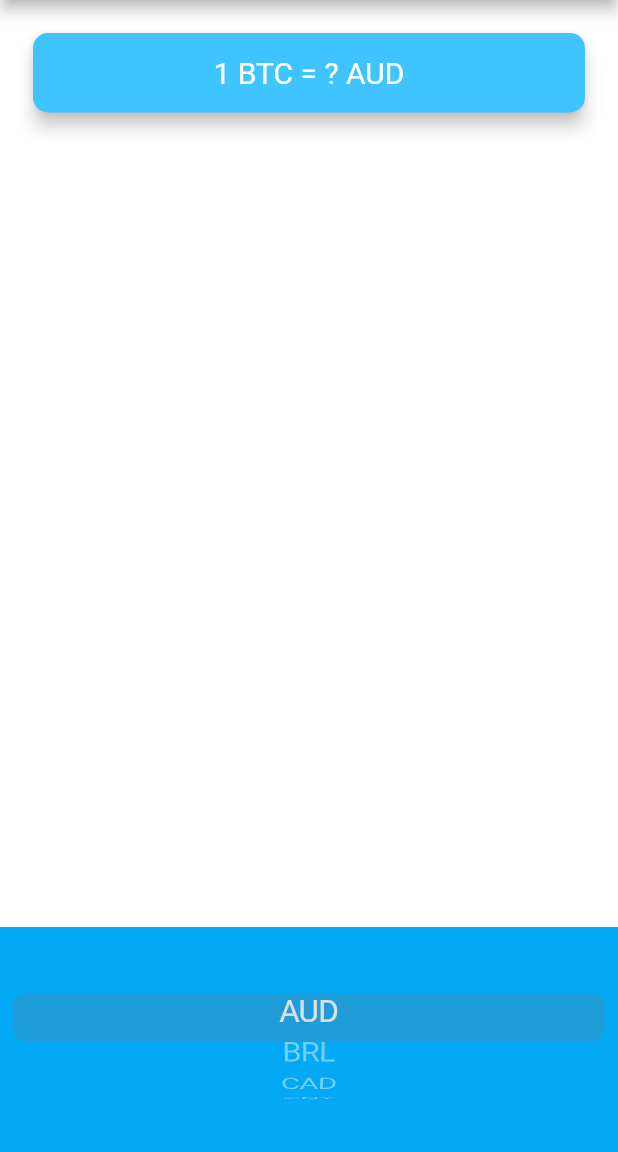
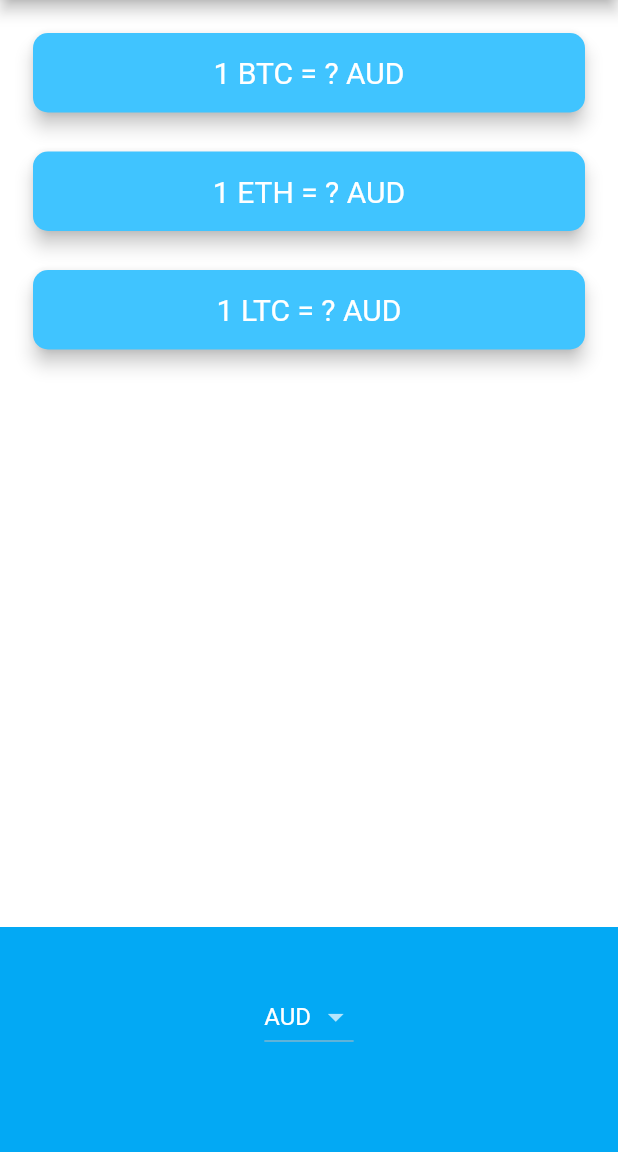
Before and after one commit to Ali-Abbas-Jumaa/bitcoin_ticker, a Flutter app: the screen it shows after launch, on a phone screen of 412 x 824 dp, the part 84-1236 px from its top. Run offline on Flutter 3.47's test engine with Material 2 defaults, Android fonts, the phone set to English and light mode, and no system bars; network calls fail.

Commit message:
getting exchage-rate for multi crypto-currency

```diff
--- a/lib/coin_data.dart
+++ b/lib/coin_data.dart
@@ -34,8 +34,8 @@ const coinAPIURL = 'https://rest.coinapi.io/v1/exchangerate';
 const apiKey = '6C261652-D645-426E-9E2D-B6C98FD3C7BD';
 
 class CoinData {
-  Future getCoinData(String currency) async {
-    String requestURL = '$coinAPIURL/BTC/$currency?apikey=$apiKey';
+  Future getCoinData(String currency, String cryptoCurrency) async {
+    String requestURL = '$coinAPIURL/$cryptoCurrency/$currency?apikey=$apiKey';
     http.Response response = await http.get(requestURL);
     if (response.statusCode == 200) {
       var decodedData = convert.jsonDecode(response.body);
--- a/lib/price_screen.dart
+++ b/lib/price_screen.dart
@@ -64,13 +64,19 @@ class _PriceScreenState extends State<PriceScreen> {
     return androidDropdown();
   }
 
-  String bitcoinValue = '?';
+  String btcValue = '?';
+  String ethValue = '?';
+  String ltcValue = '?';
 
   void getData(selectedCurrency) async {
     try {
-      double data = await CoinData().getCoinData(selectedCurrency);
+      double btc = await CoinData().getCoinData(selectedCurrency, 'BTC');
+      double eth = await CoinData().getCoinData(selectedCurrency, 'ETH');
+      double ltc = await CoinData().getCoinData(selectedCurrency, 'LTC');
       setState(() {
-        bitcoinValue = data.toStringAsFixed(0);
+        btcValue = btc.toStringAsFixed(0);
+        ethValue = eth.toStringAsFixed(0);
+        ltcValue = ltc.toStringAsFixed(0);
       });
     } catch (e) {
       print(e);
@@ -83,6 +89,30 @@ class _PriceScreenState extends State<PriceScreen> {
     getData(selectedCurrency);
   }
 
+  Widget currencyCard(String cryptoName, String currency) {
+    return Padding(
+      padding: EdgeInsets.fromLTRB(18.0, 18.0, 18.0, 0),
+      child: Card(
+        color: Colors.lightBlueAccent,
+        elevation: 5.0,
+        shape: RoundedRectangleBorder(
+          borderRadius: BorderRadius.circular(10.0),
+        ),
+        child: Padding(
+          padding: EdgeInsets.symmetric(vertical: 15.0, horizontal: 28.0),
+          child: Text(
+            '1 $cryptoName = $currency $selectedCurrency',
+            textAlign: TextAlign.center,
+            style: TextStyle(
+              fontSize: 20.0,
+              color: Colors.white,
+            ),
+          ),
+        ),
+      ),
+    );
+  }
+
   @override
   Widget build(BuildContext context) {
     return Scaffold(
@@ -93,33 +123,21 @@ class _PriceScreenState extends State<PriceScreen> {
         mainAxisAlignment: MainAxisAlignment.spaceBetween,
         crossAxisAlignment: CrossAxisAlignment.stretch,
         children: <Widget>[
-          Padding(
-            padding: EdgeInsets.fromLTRB(18.0, 18.0, 18.0, 0),
-            child: Card(
-              color: Colors.lightBlueAccent,
-              elevation: 5.0,
-              shape: RoundedRectangleBorder(
-                borderRadius: BorderRadius.circular(10.0),
-              ),
-              child: Padding(
-                padding: EdgeInsets.symmetric(vertical: 15.0, horizontal: 28.0),
-                child: Text(
-                  '1 BTC = $bitcoinValue $selectedCurrency',
-                  textAlign: TextAlign.center,
-                  style: TextStyle(
-                    fontSize: 20.0,
-                    color: Colors.white,
-                  ),
-                ),
-              ),
-            ),
+          Column(
+            mainAxisAlignment: MainAxisAlignment.start,
+            crossAxisAlignment: CrossAxisAlignment.stretch,
+            children: [
+              currencyCard("BTC", btcValue),
+              currencyCard("ETH", ethValue),
+              currencyCard("LTC", ltcValue),
+            ],
           ),
           Container(
             height: 150.0,
             alignment: Alignment.center,
             padding: EdgeInsets.only(bottom: 30.0),
             color: Colors.lightBlue,
-            child: iOSPicker(), //androidDropdown(),
+            child: getPicker(), //androidDropdown(),
           ),
         ],
       ),
```
